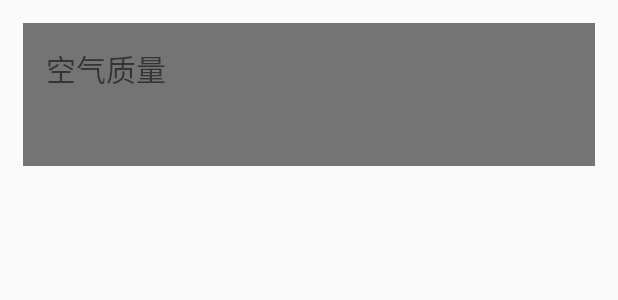
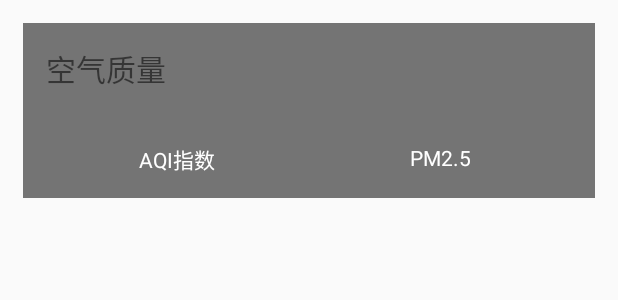
Before and after one commit to Jackie-ZJW/weiweiweather, an Android app: the layout aqi.xml on its own in the app's theme, with its tools: preview values and no code run, on a phone screen of 412 x 824 dp. Shown: the top 300 px of the screen. Run offline under Robolectric (Android 15) with nearby library versions, the phone set to English and light mode, and no system bars.

Commit message:
继续实现天气界面布局

```diff
--- a/app/src/main/res/layout/activity_main.xml
+++ b/app/src/main/res/layout/activity_main.xml
@@ -1,9 +1,11 @@
 <?xml version="1.0" encoding="utf-8"?>
-<android.support.constraint.ConstraintLayout xmlns:android="http://schemas.android.com/apk/res/android"
+<FrameLayout xmlns:android="http://schemas.android.com/apk/res/android"
     xmlns:tools="http://schemas.android.com/tools"
     android:layout_width="match_parent"
     android:layout_height="match_parent"
     tools:context=".MainActivity">
+
+
 
     <fragment
         android:id="@+id/fragment_choose_area"
@@ -11,4 +13,4 @@
         android:layout_width="match_parent"
         android:layout_height="match_parent"/>
 
-</android.support.constraint.ConstraintLayout>
+</FrameLayout>
--- a/app/src/main/res/layout/aqi.xml
+++ b/app/src/main/res/layout/aqi.xml
@@ -27,12 +27,22 @@
             <LinearLayout
                 android:layout_width="wrap_content"
                 android:layout_height="wrap_content"
+                android:layout_centerInParent="true"
                 android:orientation="vertical">
 
                 <TextView
                     android:id="@+id/tv_aqi_text"
                     android:layout_width="wrap_content"
-                    android:layout_height="wrap_content" />
+                    android:layout_height="wrap_content"
+                    android:layout_gravity="center"
+                    android:textColor="#fff" />
+
+                <TextView
+                    android:layout_width="wrap_content"
+                    android:layout_height="wrap_content"
+                    android:layout_gravity="center"
+                    android:text="AQI指数"
+                    android:textColor="#fff" />
 
             </LinearLayout>
 
@@ -46,8 +56,22 @@
             <LinearLayout
                 android:layout_width="wrap_content"
                 android:layout_height="wrap_content"
+                android:layout_centerInParent="true"
                 android:orientation="vertical">
 
+                <TextView
+                    android:id="@+id/tv_pm25_txt"
+                    android:layout_width="wrap_content"
+                    android:layout_height="wrap_content"
+                    android:layout_gravity="center"
+                    android:textColor="#fff" />
+
+                <TextView
+                    android:layout_width="wrap_content"
+                    android:layout_height="wrap_content"
+                    android:layout_gravity="center"
+                    android:text="PM2.5"
+                    android:textColor="#fff" />
 
 
             </LinearLayout>
```
Also changed, not shown: app/src/main/java/com/example/zhangjianwei/weiweiweather/ChooseAreaFragment.java (+10 -0 lines), app/src/main/java/com/example/zhangjianwei/weiweiweather/WeatherActivity.java (+15 -0 lines), app/src/main/java/com/example/zhangjianwei/weiweiweather/util/Utility.java (+24 -1 lines), app/src/main/res/layout/activity_weather.xml (+21 -1 lines), app/src/main/res/layout/suggestion.xml (added, +40 -0 lines), app/src/main/res/layout/title.xml (+9 -0 lines), app/src/main/res/drawable-xxhdpi/ic_home.png (added).
